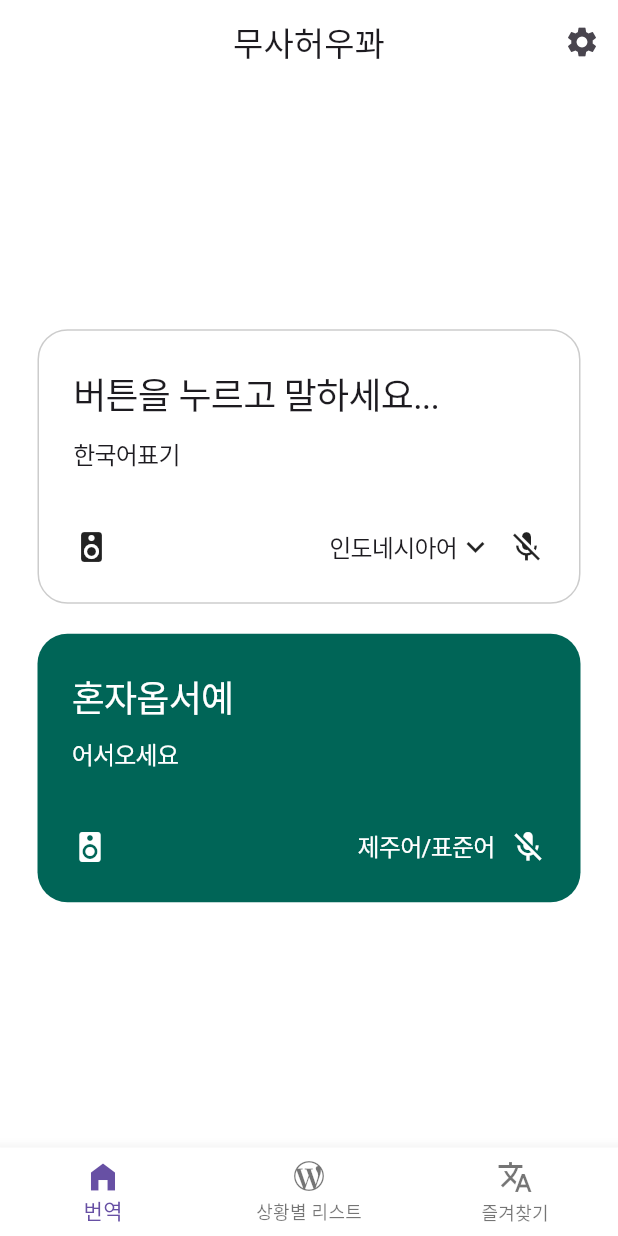
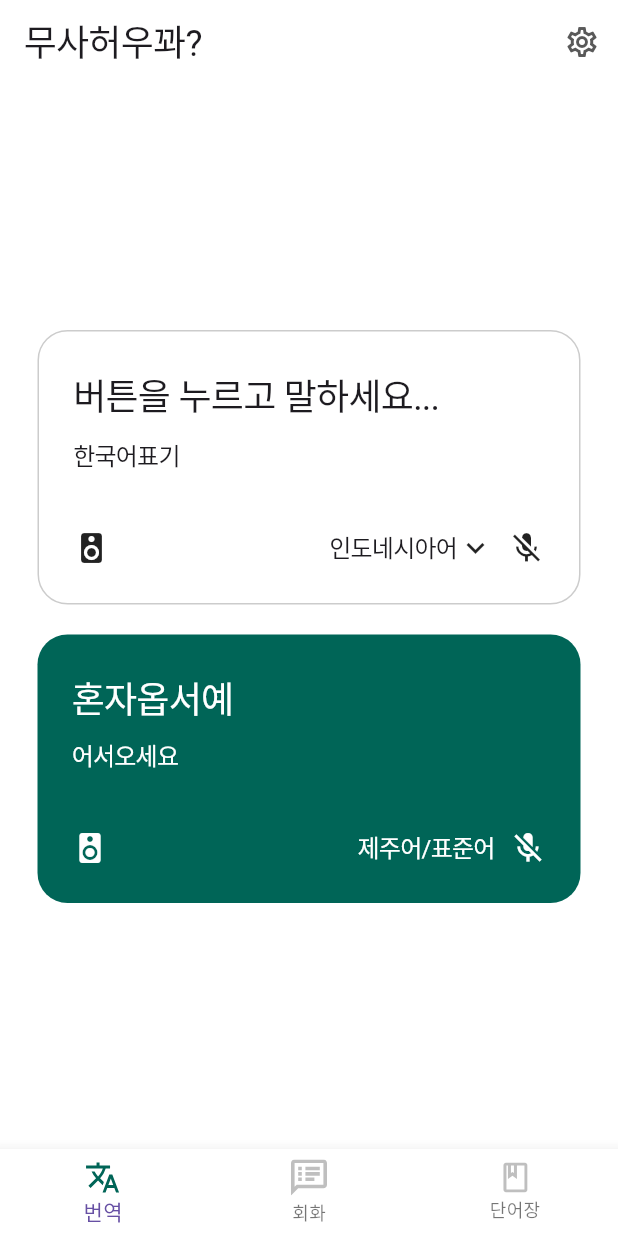
Before and after one commit to translation-jeju/translation-jeju-client, a Flutter app: the screen it shows after launch, after a tap on "다음", on a phone screen of 412 x 824 dp. Run offline on Flutter 3.47's test engine with Material 3 defaults, Android fonts, the phone set to English and light mode, and no system bars; our stand-ins replace dio, flip_card, flutter_dotenv, flutter_riverpod, flutter_svg, flutter_tts and 2 more; generated files the repository leaves out were written again; Roboto replaces fonts that are missing (PretendardMedium, PretendardSemi).

Commit message:
style: ui 작업

```diff
--- a/lib/designsystem/component/CustomCard.dart
+++ b/lib/designsystem/component/CustomCard.dart
@@ -3,10 +3,10 @@ import 'package:flutter/material.dart';
 import '../style/ColorStyles.dart';
 import '../style/FontStyles.dart';
 
-class FrontCard extends StatelessWidget {
+class BookmarkCard extends StatelessWidget {
   final String text;
 
-  const FrontCard({super.key, required this.text});
+  const BookmarkCard({super.key, required this.text});
 
   @override
   Widget build(BuildContext context) {
@@ -26,57 +26,3 @@ class FrontCard extends StatelessWidget {
     );
   }
 }
-
-class BackCard extends StatelessWidget {
-  final String text;
-
-  const BackCard({super.key, required this.text});
-
-  @override
-  Widget build(BuildContext context) {
-    return Card(
-      shape: RoundedRectangleBorder(borderRadius: BorderRadius.circular(20)),
-      elevation: 2,
-      color: AppColors.mainColor,
-      child: SizedBox(
-        width: double.infinity,
-        child: Column(
-          crossAxisAlignment: CrossAxisAlignment.center,
-          mainAxisAlignment: MainAxisAlignment.center,
-          children: [
-            const Spacer(),
-            Text(
-              text,
-              style: FontStyles.largeTitle.copyWith(color: Colors.white),
-            ),
-            const Spacer(),
-            Padding(
-              padding: const EdgeInsets.only(left: 38.0, bottom: 31),
-              child: Row(
-                children: [
-                  InkWell(
-                    onTap: () {},
-                    child: const Icon(
-                      Icons.speaker,
-                      color: Colors.white,
-                    ),
-                  ),
-                  const SizedBox(
-                    width: 12,
-                  ),
-                  InkWell(
-                    onTap: () {},
-                    child: const Icon(
-                      Icons.bookmark,
-                      color: Colors.white,
-                    ),
-                  ),
-                ],
-              ),
-            )
-          ],
-        ),
-      ),
-    );
-  }
-}
--- a/lib/presentation/MyWordPage.dart
+++ b/lib/presentation/MyWordPage.dart
@@ -10,7 +10,7 @@ class MyWordPage extends ConsumerWidget {
   Widget build(BuildContext context, WidgetRef ref) {
     // FlipCard에 들어갈 데이터 리스트
     final List<Map<String, String>> cards = [
-      {'front': 'Front 1', 'back': 'Back 1'},
+      {'front': '제주방언', 'back': 'app언어'},
       {'front': 'Front 2', 'back': 'Back 2'},
       {'front': 'Front 3', 'back': 'Back 3'},
       // 필요한 만큼 더 추가
@@ -24,9 +24,6 @@ class MyWordPage extends ConsumerWidget {
           padding: const EdgeInsets.all(20.0),
           child: Column(
             children: [
-              const SizedBox(
-                height: 150,
-              ),
               Expanded(
                 child: PageView.builder(
                   itemCount: cards.length,
@@ -35,10 +32,32 @@ class MyWordPage extends ConsumerWidget {
                       fill: Fill.fillBack,
                       direction: FlipDirection.HORIZONTAL,
                       side: CardSide.FRONT,
-                      front: FrontCard(text: cards[index]['front']!),
-                      back: BackCard(text: cards[index]['back']!),
+                      front: BookmarkCard(text: cards[index]['front']!),
+                      back: BookmarkCard(text: cards[index]['back']!),
                     );
                   },
+                ),
+              ),
+              Padding(
+                padding: const EdgeInsets.only(top: 16.0),
+                child: Row(
+                  children: [
+                    InkWell(
+                      onTap: () {},
+                      child: const Icon(
+                        Icons.speaker,
+                      ),
+                    ),
+                    const SizedBox(
+                      width: 12,
+                    ),
+                    InkWell(
+                      onTap: () {},
+                      child: const Icon(
+                        Icons.bookmark,
+                      ),
+                    ),
+                  ],
                 ),
               ),
             ],
--- a/lib/presentation/RootPage.dart
+++ b/lib/presentation/RootPage.dart
@@ -1,9 +1,12 @@
 import 'package:flutter/material.dart';
 import 'package:flutter_riverpod/flutter_riverpod.dart';
+import 'package:translation/designsystem/style/ColorStyles.dart';
 import 'package:translation/presentation/ListPage.dart';
 import 'package:translation/presentation/SelectLanguagePage.dart';
 import 'package:translation/presentation/TranslationPage.dart';
+import 'package:flutter_svg/svg.dart';
 
+import '../designsystem/style/FontStyles.dart';
 import 'MyWordPage.dart';
 
 var indexProvider = StateProvider((ref) => 0);
@@ -19,8 +22,10 @@ class RootPage extends ConsumerWidget {
         scrolledUnderElevation: 0,
         automaticallyImplyLeading: false,
         backgroundColor: Colors.white,
-        centerTitle: true,
-        title: Text('무사허우꽈'),
+        title: const Text(
+          '무사허우꽈?',
+          style: FontStyles.largeTitle,
+        ),
         actions: [
           IconButton(
             onPressed: () {
@@ -30,7 +35,11 @@ class RootPage extends ConsumerWidget {
                     builder: (context) => const SelectLanguagePage()),
               );
             },
-              icon: Icon(Icons.settings))
+            icon: const Icon(
+              Icons.settings_outlined,
+              color: AppColors.darkText,
+            ),
+          )
         ],
       ),
       body: IndexedStack(
@@ -55,19 +64,20 @@ class RootPage extends ConsumerWidget {
           currentIndex: ref.watch(indexProvider),
           items: [
             BottomNavigationBarItem(
-              icon: Icon(Icons.home),
-              activeIcon: Icon(Icons.home_filled),
+              icon: SvgPicture.asset('assets/images/ic_translate_unfill.svg'),
+              activeIcon:
+                  SvgPicture.asset('assets/images/ic_translate_fill.svg'),
               label: '번역',
             ),
             BottomNavigationBarItem(
-              icon: Icon(Icons.wordpress),
-              activeIcon: Icon(Icons.wordpress_outlined),
-              label: '상황별 리스트',
+              icon: SvgPicture.asset('assets/images/ic_list_unfill.svg'),
+              activeIcon: SvgPicture.asset('assets/images/ic_list_fill.svg'),
+              label: '회화',
             ),
             BottomNavigationBarItem(
-              icon: Icon(Icons.translate),
-              activeIcon: Icon(Icons.translate_outlined),
-              label: '즐겨찾기',
+              icon: SvgPicture.asset('assets/images/ic_my_word_unfill.svg'),
+              activeIcon: SvgPicture.asset('assets/images/ic_my_word_fill.svg'),
+              label: '단어장',
             ),
           ],
         ),
--- a/lib/presentation/SelectLanguagePage.dart
+++ b/lib/presentation/SelectLanguagePage.dart
@@ -5,6 +5,7 @@ import 'package:translation/designsystem/style/ColorStyles.dart';
 import 'package:translation/riverpod/language_provider.dart';
 import 'package:flutter_gen/gen_l10n/app_localizations.dart';
 
+import '../designsystem/style/FontStyles.dart';
 import 'RootPage.dart';
 
 class SelectLanguagePage extends ConsumerWidget {
@@ -15,27 +16,29 @@ class SelectLanguagePage extends ConsumerWidget {
     final selectedLanguage = ref.watch(languageProvider);
 
     return Scaffold(
-      backgroundColor: const Color(0xFF00a991),
+      backgroundColor: Colors.white,
       appBar: AppBar(
         centerTitle: true,
         title: Text(
-            AppLocalizations.of(context)?.select_language ?? 'Select Language'),
-        backgroundColor: const Color(0xFF00a991),
+            AppLocalizations.of(context)?.select_language ?? 'Select Language',
+          style: FontStyles.largeTitle,
         ),
-      body: Center(
-        child: Column(
+        backgroundColor: Colors.white,
+      ),
+      body: Column(
         mainAxisAlignment: MainAxisAlignment.center,
         children: <Widget>[
-            const Padding(
-              padding: EdgeInsets.all(8.0),
-              child: Text(
+          const Spacer(),
+          const Text(
             'Please choose your language.',
             style: TextStyle(
               fontSize: 18,
-                  color: Colors.white,
+              color: AppColors.black,
               fontWeight: FontWeight.bold,
             ),
           ),
+          const SizedBox(
+            height: 24,
           ),
           // Korean Button
           Padding(
@@ -157,8 +160,10 @@ class SelectLanguagePage extends ConsumerWidget {
               ),
             ),
           ),
-
-            CustomButton(
+          const Spacer(),
+          Padding(
+            padding: const EdgeInsets.symmetric(horizontal: 25.0),
+            child: CustomButton(
                 label: '다음',
                 color: AppColors.mainColor,
                 textColor: Colors.white,
@@ -167,9 +172,12 @@ class SelectLanguagePage extends ConsumerWidget {
                     context,
                     MaterialPageRoute(builder: (context) => RootPage()),
                   );
-                })
+                }),
+          ),
+          const SizedBox(
+            height: 20,
+          )
         ],
-        ),
       ),
     );
   }
```
Also changed, not shown: assets/images/ic_list_fill.svg (added), assets/images/ic_list_unfill.svg (added), assets/images/ic_my_word_fill.svg (added), assets/images/ic_my_word_unfill.svg (added), assets/images/ic_translate_fill.svg (added), assets/images/ic_translate_unfill.svg (added), assets/images/news_letter_preview.png (deleted). Lines whose indentation alone changed are shown as unchanged.
